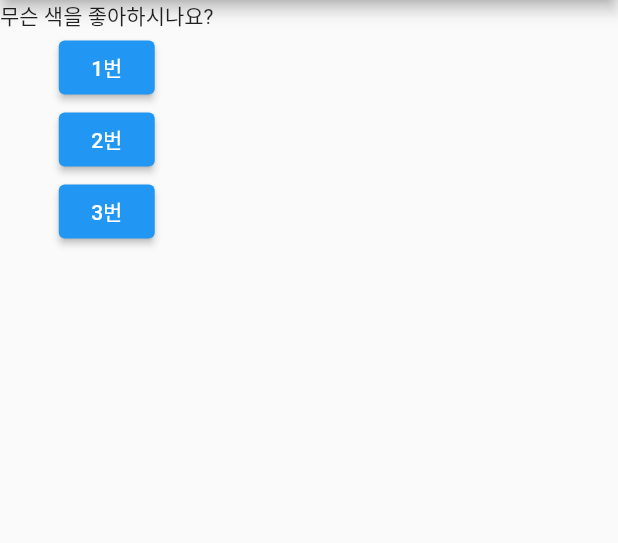
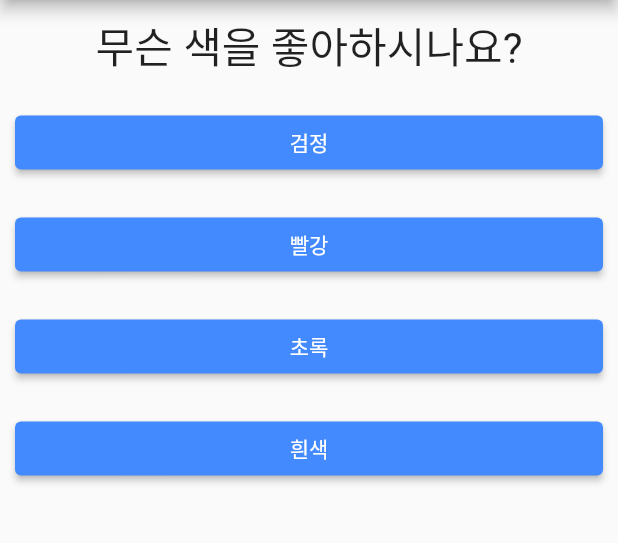
Before and after one commit to biryang/learn_flutter, a Flutter app: the screen it shows after launch, on a phone screen of 412 x 824 dp, the part 84-627 px from its top. Run offline on Flutter 3.47's test engine with Material 2 defaults, Android fonts, the phone set to English and light mode, and no system bars; our stand-ins replace animated_text_kit, audioplayers, carousel_slider, cloud_firestore, firebase_auth, flutter_dotenv and 6 more; accounts and stored records are empty.

Commit message:
위젯 분리

```diff
--- /dev/null
+++ b/quiz_app/lib/answer.dart
@@ -0,0 +1,25 @@
+import 'package:flutter/material.dart';
+
+class Answer extends StatelessWidget {
+  final Function onPressed;
+  final String answerText;
+
+  Answer({this.onPressed, this.answerText});
+
+  @override
+  Widget build(BuildContext context) {
+    return Container(
+      width: double.infinity,
+      margin: EdgeInsets.all(10),
+      child: ElevatedButton(
+        style: ButtonStyle(
+          backgroundColor: MaterialStateProperty.all(Colors.blueAccent),
+        ),
+        child: Text(answerText),
+        onPressed: () {
+          onPressed();
+        },
+      ),
+    );
+  }
+}
--- a/quiz_app/lib/main.dart
+++ b/quiz_app/lib/main.dart
@@ -1,5 +1,6 @@
 import 'package:flutter/material.dart';
-import 'package:quiz_app/question.dart';
+import 'package:quiz_app/quiz.dart';
+import 'package:quiz_app/result.dart';
 
 void main() {
   runApp(MyApp());
@@ -11,34 +12,44 @@ class MyApp extends StatefulWidget {
 }
 
 class _MyAppState extends State<MyApp> {
+  final _questions = const [
+    {
+      'questionText': '무슨 색을 좋아하시나요?',
+      'answers': ['검정', '빨강', '초록', '흰색']
+    },
+    {
+      'questionText': '어떤 동물을 좋아하시나요?',
+      'answers': ['토끼', '뱀', '코끼리', '사자']
+    },
+  ];
   int _questionIndex = 0;
 
-  void answerQuestion() {
+  void _answerQuestion() {
     setState(() {
       _questionIndex += 1;
     });
+    if (_questionIndex < _questions.length) {
+      print('아직 문제가 남았어요');
+    } else {
+      print('문제 종료');
+    }
   }
 
   @override
   Widget build(BuildContext context) {
-    var questions = [
-      '무슨 색을 좋아하시나요?',
-      "어떤 동물을 좋아하시나요?",
-    ];
-
     return MaterialApp(
       home: Scaffold(
-          appBar: AppBar(
-            title: Text('My First App'),
-          ),
-          body: Column(
-            children: [
-              Question(questions[_questionIndex]),
-              ElevatedButton(child: Text('1번'), onPressed: answerQuestion),
-              ElevatedButton(child: Text('2번'), onPressed: answerQuestion),
-              ElevatedButton(child: Text('3번'), onPressed: answerQuestion),
-            ],
-          )),
+        appBar: AppBar(
+          title: Text('My First App'),
+        ),
+        body: _questionIndex < _questions.length
+            ? Quiz(
+                answerQuestion: _answerQuestion,
+                questions: _questions,
+                questionIndex: _questionIndex,
+              )
+            : Result(),
+      ),
     );
   }
 }
--- a/quiz_app/lib/question.dart
+++ b/quiz_app/lib/question.dart
@@ -7,6 +7,14 @@ class Question extends StatelessWidget {
 
   @override
   Widget build(BuildContext context) {
-    return Text(questionText);
+    return Container(
+      width: double.infinity,
+      margin: EdgeInsets.all(10),
+      child: Text(
+        questionText,
+        style: TextStyle(fontSize: 28),
+        textAlign: TextAlign.center,
+      ),
+    );
   }
 }
--- /dev/null
+++ b/quiz_app/lib/quiz.dart
@@ -0,0 +1,27 @@
+import 'package:flutter/material.dart';
+import 'package:quiz_app/question.dart';
+
+import 'answer.dart';
+
+class Quiz extends StatelessWidget {
+  final List<Map<String, Object>> questions;
+  final int questionIndex;
+  final Function answerQuestion;
+
+  Quiz({this.questions, this.answerQuestion, this.questionIndex});
+
+  @override
+  Widget build(BuildContext context) {
+    return Column(
+      children: [
+        Question(questions[questionIndex]['questionText']),
+        ...(questions[questionIndex]['answers'] as List<String>)
+            .map((value) => Answer(
+                  onPressed: answerQuestion,
+                  answerText: value,
+                ))
+            .toList()
+      ],
+    );
+  }
+}
--- /dev/null
+++ b/quiz_app/lib/result.dart
@@ -0,0 +1,10 @@
+import 'package:flutter/material.dart';
+
+class Result extends StatelessWidget {
+  @override
+  Widget build(BuildContext context) {
+    return Center(
+      child: Text('완료!'),
+    );
+  }
+}
```
